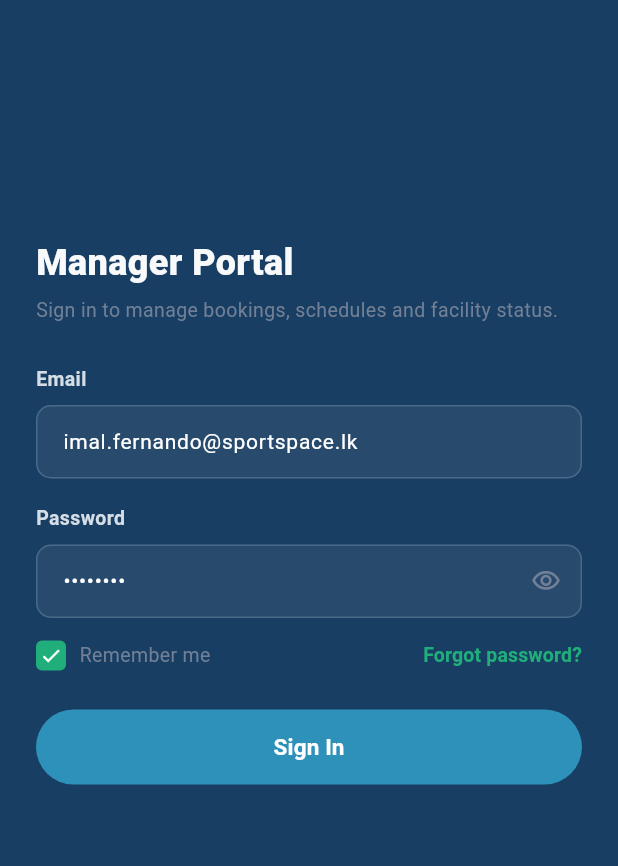
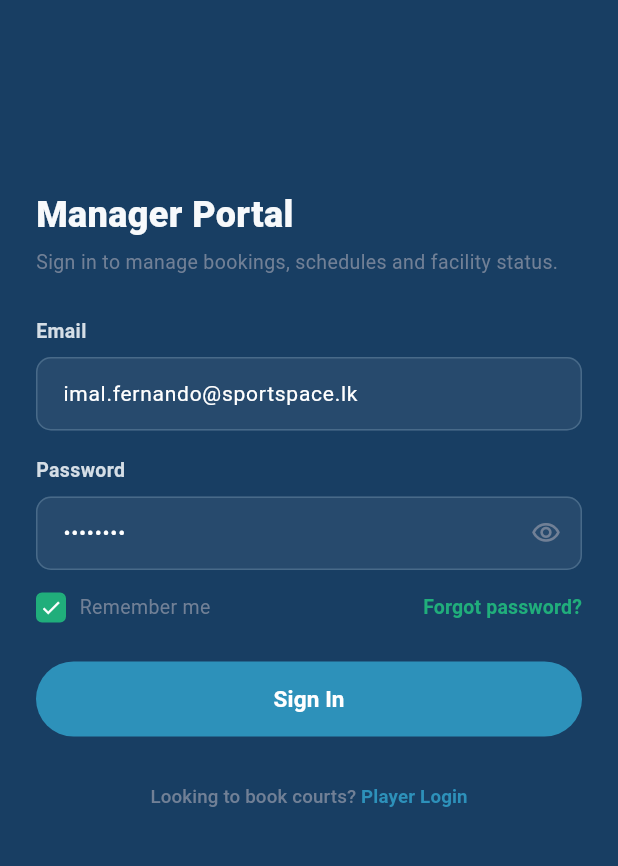
Before and after one commit to IsiraGamlath/SportSpace, a Flutter app: the ManagerLoginScreen screen opened directly, on a phone screen of 412 x 824 dp, the part 165-1031 px from its top. Run offline on Flutter 3.47's test engine with Material 3 defaults, Android fonts, the phone set to English and light mode, and no system bars; missing offline and left inert: flutter_stripe.

Commit message:
feat: add navigation to LoginScreen from ManagerLoginScreen

```diff
--- a/mobile/lib/views/manager/manager_login_screen.dart
+++ b/mobile/lib/views/manager/manager_login_screen.dart
@@ -2,6 +2,7 @@ import 'package:flutter/material.dart';
 
 import '../../theme/manager_colors.dart';
 import '../../widgets/manager/manager_text_field.dart';
+import '../login_screen.dart';
 import 'manager_main_screen.dart';
 
 class ManagerLoginScreen extends StatefulWidget {
@@ -270,6 +271,38 @@ class _ManagerLoginScreenState extends State<ManagerLoginScreen> {
                             ),
                           ),
 
+                          const SizedBox(height: 16),
+
+                          Center(
+                            child: TextButton(
+                              onPressed: () {
+                                Navigator.of(context).pushReplacement(
+                                  MaterialPageRoute<void>(
+                                    builder: (_) => const LoginScreen(),
+                                  ),
+                                );
+                              },
+                              child: const Text.rich(
+                                TextSpan(
+                                  text: 'Looking to book courts? ',
+                                  style: TextStyle(
+                                    color: ManagerColors.secondaryText,
+                                    fontSize: 12.5,
+                                  ),
+                                  children: [
+                                    TextSpan(
+                                      text: 'Player Login',
+                                      style: TextStyle(
+                                        color: ManagerColors.primaryButton,
+                                        fontWeight: FontWeight.w700,
+                                      ),
+                                    ),
+                                  ],
+                                ),
+                              ),
+                            ),
+                          ),
+
                           // Bottom spacer to ensure perfect centering
                           const Spacer(),
                           const SizedBox(height: 20),
```
